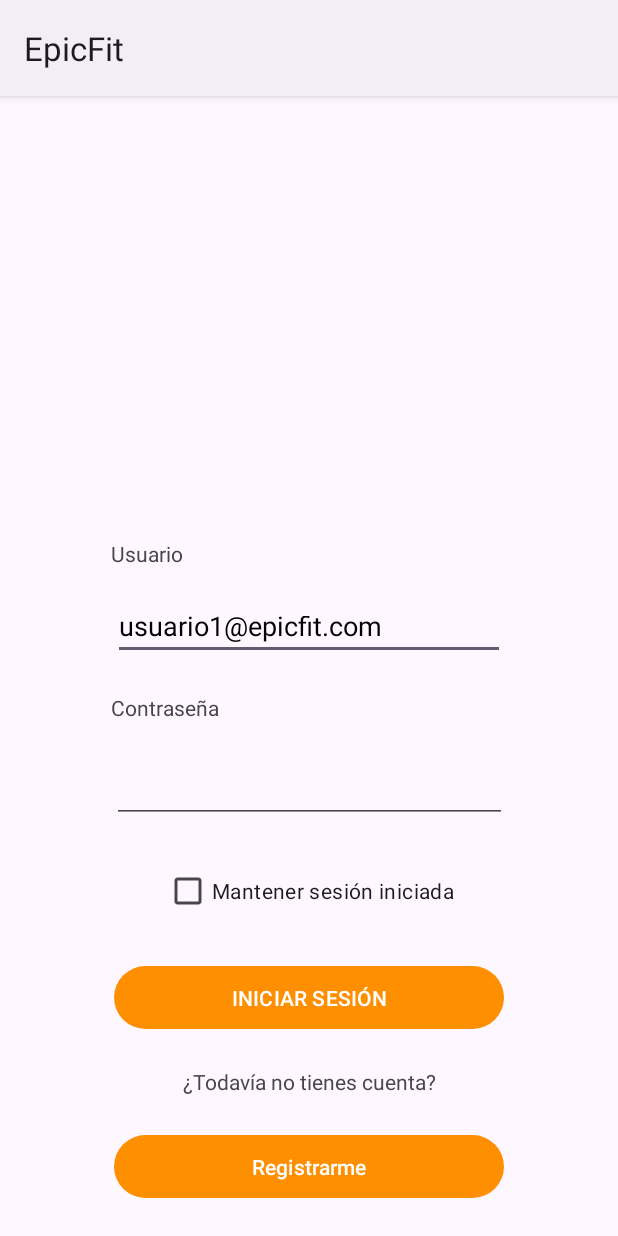
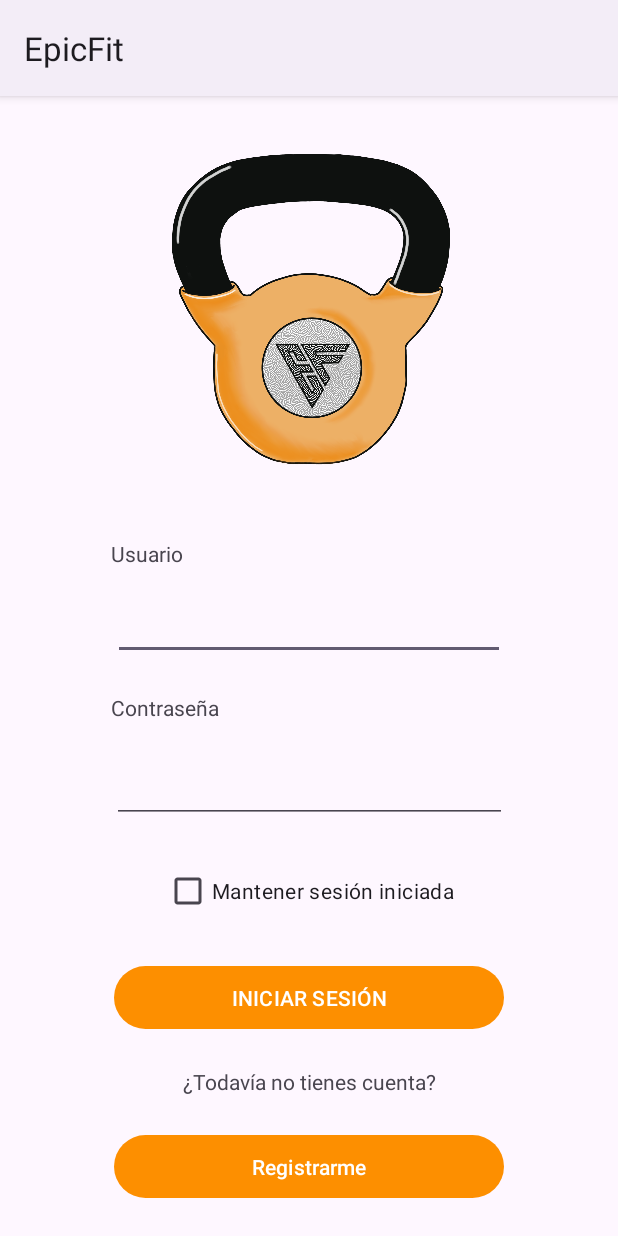
Before and after one commit to leirelasaam/EpicFitApp, an Android app: the screen it shows after launch (LoginActivity), on a phone screen of 412 x 824 dp. Run offline under Robolectric (Android 15) with nearby library versions, the phone set to English and light mode, and no system bars; our stand-ins replace Firebase (no records; nobody signed in at launch, a user with empty details on screens opened directly).

Commit message:
Enlazar login con histórico y cargar datos del usuario logueado.

```diff
--- a/app/src/main/res/layout/activity_login.xml
+++ b/app/src/main/res/layout/activity_login.xml
@@ -27,7 +27,7 @@
         app:layout_constraintHorizontal_bias="0.5"
         app:layout_constraintStart_toStartOf="parent"
         app:layout_constraintTop_toTopOf="parent"
-        tools:srcCompat="@drawable/logo" />
+        app:srcCompat="@drawable/logo" />
 
     <Button
         android:id="@+id/btn_IniciarSesion"
@@ -90,7 +90,7 @@
         android:layout_height="39dp"
         android:ems="10"
         android:inputType="text"
-        android:text="@string/placeHolderUsuario"
+        android:text=""
         app:layout_constraintBottom_toTopOf="@+id/textViewPass"
         app:layout_constraintEnd_toEndOf="parent"
         app:layout_constraintHorizontal_bias="0.5"
--- a/app/src/main/res/values/strings.xml
+++ b/app/src/main/res/values/strings.xml
@@ -7,13 +7,12 @@
 
     <!--String Login-->
     <string name="textViewUsuario">Usuario</string>
-    <string name="placeHolderUsuario">usuario1@epicfit.com</string>
     <string name="textViewContraseña">Contraseña</string>
     <string name="textViewMantenerSesion">Mantener sesión iniciada</string>
     <string name="textViewNoTienesCuenta">¿Todavía no tienes cuenta?</string>
     <string name="buttonRegistrarme">Registrarme</string>
 
     <!--String Workouts-->
-    <string name="nivel_pl">Nivel de EpicFit:</string>
+    <string name="nivel_pl">Nivel de</string>
     <string name="nivel">Nivel:</string>
 </resources>
```
Also changed, not shown: app/src/main/java/com/example/epicfitapp/HistoricoActivity.kt (+14 -4 lines), app/src/main/java/com/example/epicfitapp/LoginActivity.kt (+10 -4 lines).
